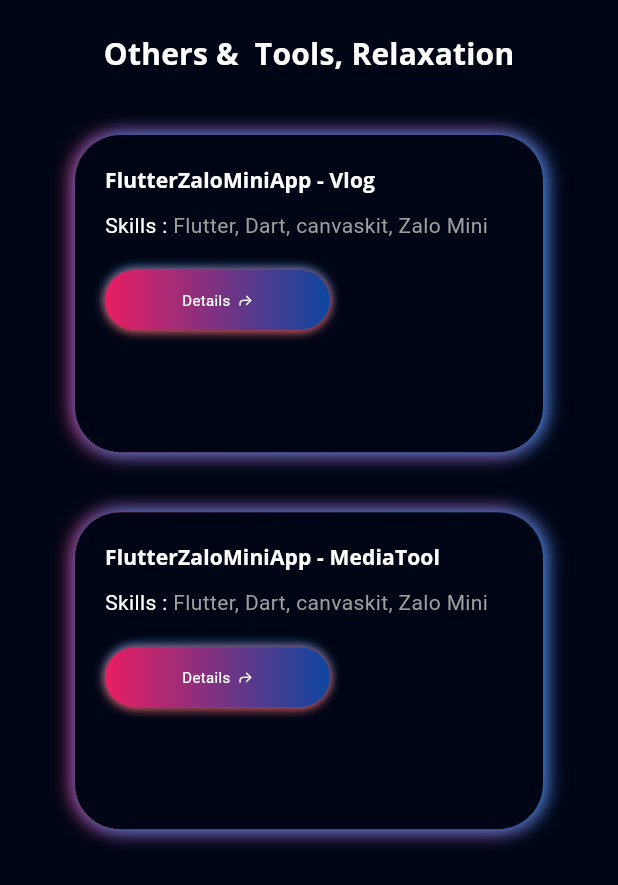
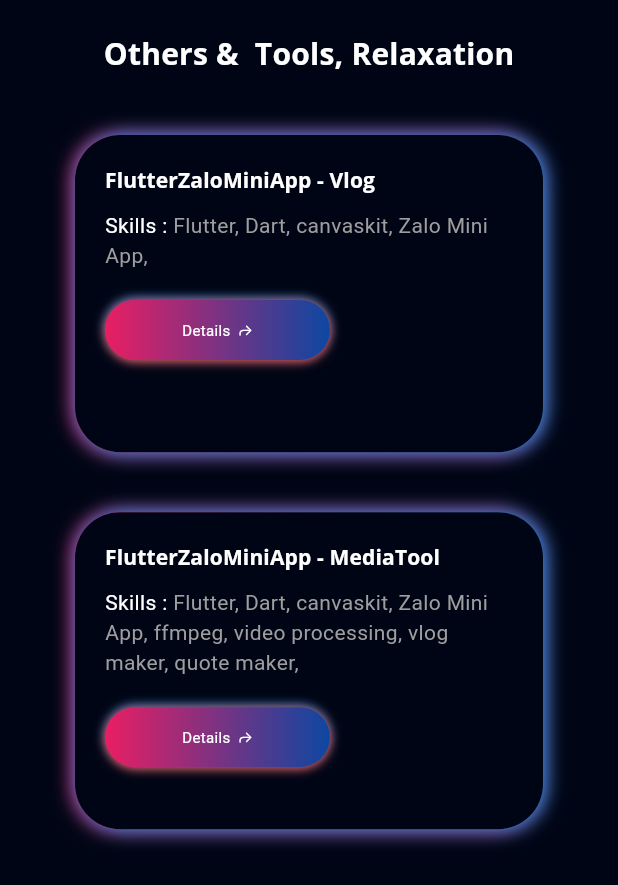
Before and after one commit to quochuynh67/quoc-porfolio, a Flutter app: the Others screen opened directly, on a phone screen of 412 x 824 dp. Shown: the top 885 px of the screen. Run offline on Flutter 3.47's test engine with Material 3 defaults, Android fonts, the phone set to English and light mode, and no system bars; our stand-ins replace flutter_svg, font_awesome_flutter, get, google_fonts, photo_view.

Commit message:
update UI

```diff
--- a/lib/model/certificate_model.dart
+++ b/lib/model/other_model.dart
@@ -2,7 +2,7 @@ class OtherModel {
   final String name;
   final String type;
   final String date;
-  final String skills;
+  final List<String> skills;
   final String link;
 
   OtherModel({
@@ -19,14 +19,14 @@ List<OtherModel> otherList = [
     name: 'FlutterZaloMiniApp - Vlog',
     type: 'FlutterWeb',
     date: '6 Jul 2025',
-    skills: 'Flutter, Dart, canvaskit, Zalo Mini App',
+    skills: ['Flutter', 'Dart', "canvaskit", 'Zalo Mini App'],
     link: 'https://zalo-mini-app-45606.web.app/',
   ),
   OtherModel(
     name: 'FlutterZaloMiniApp - MediaTool',
     type: 'FlutterWeb',
     date: '6 Jul 2025',
-    skills: 'Flutter, Dart, canvaskit, Zalo Mini App, ffmpeg, video processing, vlog maker, quote maker',
+    skills: ['Flutter', 'Dart', "canvaskit", "Zalo Mini App", "ffmpeg", "video processing", "vlog maker", 'quote maker'],
     link: 'https://zalo-mini-app-mediatool.web.app/',
   ),
 ];
--- a/lib/view/certifications/components/certificates_details.dart
+++ /dev/null
@@ -1,95 +0,0 @@
-import 'package:flutter/cupertino.dart';
-import 'package:flutter/material.dart';
-import 'package:get/get.dart';
-import 'package:url_launcher/url_launcher.dart';
-import '../../../model/certificate_model.dart';
-import '../../../res/constants.dart';
-import '../../../view model/getx_controllers/certification_controller.dart';
-
-class OtherStack extends StatelessWidget {
-  final controller = Get.put(OtherController());
-  OtherStack({super.key, required this.index});
-  final int index;
-  @override
-  Widget build(BuildContext context) {
-    return InkWell(
-      onHover: (value) {
-        controller.onHover(index, value);
-      },
-      onTap: () {
-      },
-      borderRadius: BorderRadius.circular(30),
-      child: AnimatedContainer(
-          padding: const EdgeInsets.all(defaultPadding),
-          height: double.infinity,
-          width: double.infinity,
-          decoration: BoxDecoration(
-              borderRadius: BorderRadius.circular(30),
-              color: bgColor),
-          duration: const Duration(milliseconds: 500),
-          child: SingleChildScrollView(
-            child: Column(
-              crossAxisAlignment: CrossAxisAlignment.start,
-              children: [
-                Text(
-                  otherList[index].name,
-                  style: Theme.of(context)
-                      .textTheme
-                      .titleSmall!
-                      .copyWith(
-                      color: Colors.white,
-                      fontWeight: FontWeight.bold),
-                  maxLines: 1,
-                  overflow: TextOverflow.ellipsis,
-                ),
-
-                const SizedBox(height: defaultPadding/2,),
-                Text.rich(
-                  maxLines: 1,
-                  TextSpan(
-                      text: 'Skills : ',style: const TextStyle(color: Colors.white,),
-                      children: [
-                        TextSpan(
-                          text: otherList[index].skills,style: const TextStyle(color: Colors.grey,overflow: TextOverflow.ellipsis),)
-                      ]
-                  ),),
-                const SizedBox(height: defaultPadding,),
-                InkWell(
-                  onTap: () {
-                    launchUrl(Uri.parse(otherList[index].link));
-                  },
-                  child: Container(
-                    height: 40,
-                    width: 150,
-                    decoration: BoxDecoration(
-                        borderRadius: BorderRadius.circular(30),
-                        gradient: LinearGradient(
-                            colors: [
-                              Colors.pink,
-                              Colors.blue.shade900,
-                            ]
-                        ),
-                        boxShadow:const [
-                          BoxShadow(color: Colors.blue,offset: Offset(0, -1),blurRadius: 5),
-                          BoxShadow(color: Colors.red,offset: Offset(0, 1),blurRadius: 5),
-                        ]
-                    ),
-                    child: const Row(
-                      mainAxisAlignment: MainAxisAlignment.center,
-                      children: [
-                        Text('Details',style: TextStyle(color: Colors.white,fontSize: 10),),
-                        SizedBox(width: 5,),
-                        Icon(
-                          CupertinoIcons.arrow_turn_up_right,color: Colors.white,size: 10,
-                        )
-                      ],
-                    ),
-                  ),
-                ),
-
-              ],
-            ),
-          )),
-    );
-  }
-}
--- a/lib/view/home/home.dart
+++ b/lib/view/home/home.dart
@@ -1,5 +1,5 @@
 import 'package:flutter/material.dart';
-import 'package:flutter_portfolio/view/certifications/certifications.dart';
+import 'package:flutter_portfolio/view/others/others.dart';
 import 'package:flutter_portfolio/view/intro/introduction.dart';
 import 'package:flutter_portfolio/view/main/main_view.dart';
 import 'package:flutter_portfolio/view/projects/project_view.dart';
--- /dev/null
+++ b/lib/view/others/components/others_details.dart
@@ -0,0 +1,116 @@
+import 'package:flutter/cupertino.dart';
+import 'package:flutter/material.dart';
+import 'package:get/get.dart';
+import 'package:url_launcher/url_launcher.dart';
+import '../../../model/other_model.dart';
+import '../../../res/constants.dart';
+import '../../../view model/getx_controllers/certification_controller.dart';
+
+class OtherStack extends StatelessWidget {
+  final controller = Get.put(OtherController());
+
+  OtherStack({super.key, required this.index});
+
+  final int index;
+
+  @override
+  Widget build(BuildContext context) {
+    return InkWell(
+      onHover: (value) {
+        controller.onHover(index, value);
+      },
+      onTap: () {},
+      borderRadius: BorderRadius.circular(30),
+      child: AnimatedContainer(
+          padding: const EdgeInsets.all(defaultPadding),
+          height: double.infinity,
+          width: double.infinity,
+          decoration: BoxDecoration(
+              borderRadius: BorderRadius.circular(30), color: bgColor),
+          duration: const Duration(milliseconds: 500),
+          child: SingleChildScrollView(
+            child: Column(
+              crossAxisAlignment: CrossAxisAlignment.start,
+              children: [
+                Text(
+                  otherList[index].name,
+                  style: Theme.of(context).textTheme.titleSmall!.copyWith(
+                      color: Colors.white, fontWeight: FontWeight.bold),
+                  maxLines: 1,
+                  overflow: TextOverflow.ellipsis,
+                ),
+                const SizedBox(
+                  height: defaultPadding / 2,
+                ),
+                Tooltip(
+                  message: otherList[index].skills.join(', '),
+                  child: Text.rich(
+                    maxLines: 3,
+                    overflow: TextOverflow.ellipsis,
+                    TextSpan(
+                        text: 'Skills : ',
+                        style: const TextStyle(
+                          color: Colors.white,
+                          overflow: TextOverflow.ellipsis,
+                        ),
+                        children: [
+                          ...otherList[index].skills.map((skill) => TextSpan(
+                                text: '$skill, ',
+                                style: const TextStyle(
+                                    color: Colors.grey,
+                                    overflow: TextOverflow.ellipsis),
+                              )),
+                        ]),
+                  ),
+                ),
+                const SizedBox(
+                  height: defaultPadding,
+                ),
+                InkWell(
+                  onTap: () {
+                    launchUrl(Uri.parse(otherList[index].link));
+                  },
+                  child: Container(
+                    height: 40,
+                    width: 150,
+                    decoration: BoxDecoration(
+                        borderRadius: BorderRadius.circular(30),
+                        gradient: LinearGradient(colors: [
+                          Colors.pink,
+                          Colors.blue.shade900,
+                        ]),
+                        boxShadow: const [
+                          BoxShadow(
+                              color: Colors.blue,
+                              offset: Offset(0, -1),
+                              blurRadius: 5),
+                          BoxShadow(
+                              color: Colors.red,
+                              offset: Offset(0, 1),
+                              blurRadius: 5),
+                        ]),
+                    child: const Row(
+                      mainAxisAlignment: MainAxisAlignment.center,
+                      children: [
+                        Text(
+                          'Details',
+                          style: TextStyle(color: Colors.white, fontSize: 10),
+                        ),
+                        SizedBox(
+                          width: 5,
+                        ),
+                        Icon(
+                          CupertinoIcons.arrow_turn_up_right,
+                          color: Colors.white,
+                          size: 10,
+                        )
+                      ],
+                    ),
+                  ),
+                ),
+              ],
+            ),
+          )),
+    );
+  }
+}
--- a/lib/view/certifications/components/certification_grid.dart
+++ b/lib/view/others/components/others_grid.dart
@@ -1,13 +1,13 @@
 import 'package:flutter/material.dart';
 import 'package:get/get.dart';
-import '../../../model/certificate_model.dart';
+import '../../../model/other_model.dart';
 import '../../../res/constants.dart';
 import '../../../view model/getx_controllers/certification_controller.dart';
-import 'certificates_details.dart';
-class CertificateGrid extends StatelessWidget {
+import 'others_details.dart';
+class OtherGrid extends StatelessWidget {
   final int crossAxisCount;
   final double ratio;
-  CertificateGrid({super.key, this.crossAxisCount = 3,  this.ratio=1.3});
+  OtherGrid({super.key, this.crossAxisCount = 3,  this.ratio=1.3});
   final controller = Get.put(OtherController());
   @override
   Widget build(BuildContext context) {
--- a/lib/view/certifications/certifications.dart
+++ b/lib/view/others/others.dart
@@ -5,7 +5,7 @@ import 'package:flutter_portfolio/view/projects/components/title_text.dart';
 import 'package:get/get.dart';
 import '../../res/constants.dart';
 import '../../view model/responsive.dart';
-import 'components/certification_grid.dart';
+import 'components/others_grid.dart';
 
 class Others extends StatelessWidget {
   final controller=Get.put(OtherController());
@@ -25,11 +25,11 @@ class Others extends StatelessWidget {
           ),
           Expanded(
               child: Responsive(
-                  desktop: CertificateGrid(crossAxisCount: 3,ratio: 1.5,),
-                  extraLargeScreen: CertificateGrid(crossAxisCount: 4,ratio: 1.6),
-                  largeMobile: CertificateGrid(crossAxisCount: 1,ratio: 1.8),
-                  mobile: CertificateGrid(crossAxisCount: 1,ratio: 1.4),
-                  tablet: CertificateGrid(ratio: 1.7,crossAxisCount: 2,)))
+                  desktop: OtherGrid(crossAxisCount: 3,ratio: 1.5,),
+                  extraLargeScreen: OtherGrid(crossAxisCount: 4,ratio: 1.6),
+                  largeMobile: OtherGrid(crossAxisCount: 1,ratio: 1.8),
+                  mobile: OtherGrid(crossAxisCount: 1,ratio: 1.4),
+                  tablet: OtherGrid(ratio: 1.7,crossAxisCount: 2,)))
         ],
       ),
     );
```
Also changed, not shown: lib/model/project_model.dart (+13 -8 lines), lib/view/projects/components/project_deatail.dart (+39 -10 lines), lib/view/projects/components/project_info.dart (+8 -1 lines), assets/images/rbland.png (added).
